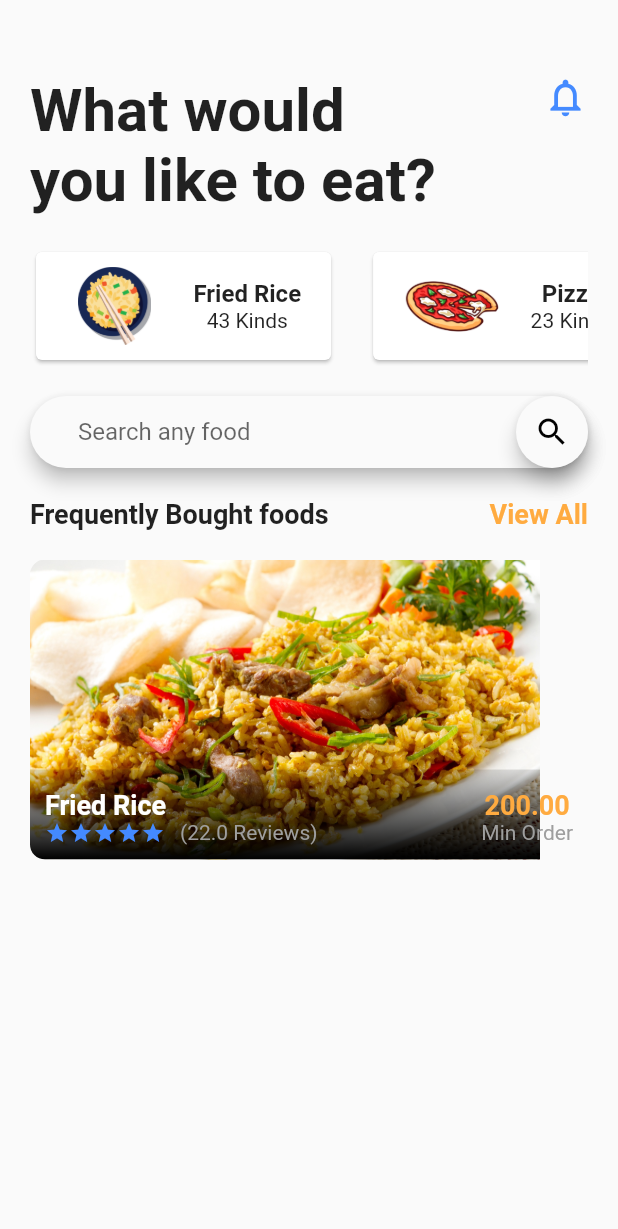
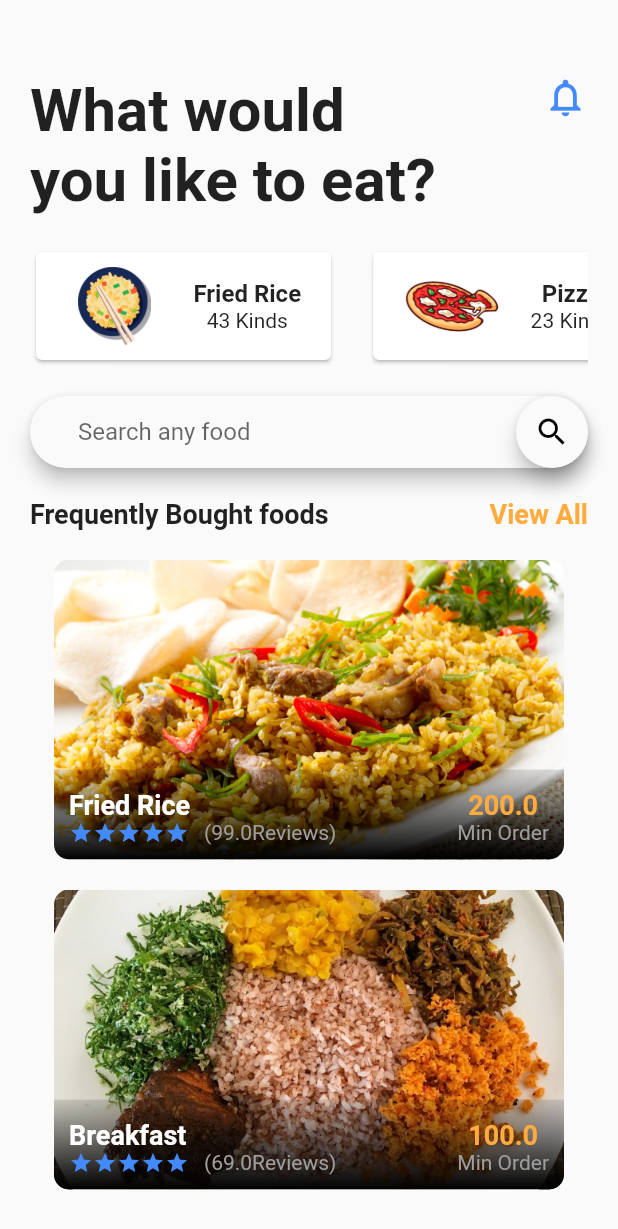
Before and after one commit to CDinuwan/Food-De-very-App, a Flutter app: the screen it shows after launch, on a phone screen of 412 x 824 dp. Shown: the top 1229 px of the screen. Run offline on Flutter 3.47's test engine with Material 2 defaults, Android fonts, the phone set to English and light mode, and no system bars.

Commit message:
Updated Food List

```diff
--- /dev/null
+++ b/lib/src/data/food_data.dart
@@ -0,0 +1,34 @@
+
+class Food
+{
+  final String id;
+  final String name;
+  final String imagePath;
+  final String category;
+  final double price;
+  final double discount;
+  final double ratings;
+
+  Food({this.id,this.name,this.imagePath,this.category,this.price,this.discount,this.ratings});
+}
+
+final foods=[
+  Food(
+    id:"1",
+    name: "Fried Rice",
+    imagePath: "asserts/friedricem.jpg",
+    category: "1",
+    price: 200.00,
+    discount: 25.0,
+    ratings: 99.0,
+  ),
+  Food(
+    id:"2",
+    name: "Breakfast",
+    imagePath: "asserts/riceandcurry.jpg",
+    category: "2",
+    price: 100.00,
+    discount: 25.0,
+    ratings: 69.0,
+  ),
+];
--- a/lib/src/homescreen.dart
+++ b/lib/src/homescreen.dart
@@ -4,6 +4,9 @@ import 'widgets/home_top_info.dart';
 import 'widgets/food_card.dart';
 import 'widgets/search_field.dart';
 import 'widgets/bought_foods.dart';
+
+//Data
+import 'data/food_data.dart';
 
 class HomeScreen extends StatefulWidget{
   @override
@@ -12,7 +15,7 @@ class HomeScreen extends StatefulWidget{
 
 class _HomeScreenState extends State<HomeScreen>
 {
-
+List<Food> _foods=foods;
 
 @override
 Widget build(BuildContext context)
@@ -48,12 +51,26 @@ Widget build(BuildContext context)
           ],
         ),
         SizedBox(height: 20.0,),
-        Container(
-            child: BoughtFoods(),
+        Column(
+          children: _foods.map(_buildFoodItems).toList(),
         ),
-        ],
+      ],
     ),
   );
-
+}
+Widget _buildFoodItems(Food food)
+{
+  return Container(
+    margin: EdgeInsets.only(bottom:20.0),
+    child:BoughtFoods(
+      id:food.id,
+      name: food.name,
+      imagePath: food.imagePath,
+      category: food.category,
+      discount: food.discount,
+      price: food.price,
+      ratings: food.ratings,
+    ),
+  );
 }
 }
--- a/lib/src/widgets/bought_foods.dart
+++ b/lib/src/widgets/bought_foods.dart
@@ -1,6 +1,17 @@
 import 'package:flutter/material.dart';
 
-class BoughtFoods extends StatefulWidget {
+class BoughtFoods extends StatefulWidget
+{
+  final String id;
+  final String name;
+  final String imagePath;
+  final String category;
+  final double price;
+  final double discount;
+  final double ratings;
+
+  BoughtFoods({this.id,this.name,this.imagePath,this.category,this.price,this.discount,this.ratings});
+
   @override
   _BoughtFoodsState createState() => _BoughtFoodsState();
 }
@@ -15,7 +26,7 @@ class _BoughtFoodsState extends State<BoughtFoods> {
           Container(
             height: 200.0,
             width: 340.0,
-            child: Image.asset("asserts/friedricem.jpg",fit: BoxFit.cover,),
+            child: Image.asset(widget.imagePath,fit: BoxFit.cover,),
           ),
           Positioned(
             left: 0.0,
@@ -46,7 +57,7 @@ class _BoughtFoodsState extends State<BoughtFoods> {
                   crossAxisAlignment: CrossAxisAlignment.start,
                   children: <Widget>[
                     Text(
-                      "Fried Rice",
+                      widget.name,
                       style:TextStyle(color: Colors.white,
                       fontSize:18.0,
                       fontWeight:FontWeight.bold,
@@ -61,14 +72,14 @@ class _BoughtFoodsState extends State<BoughtFoods> {
                         Icon(Icons.star,color:Theme.of(context).primaryColor,size: 16.0,),
                         Icon(Icons.star,color:Theme.of(context).primaryColor,size: 16.0,),
                         SizedBox(width:10.0),
-                        Text("(22.0 Reviews)",style:TextStyle(color: Colors.grey))
+                        Text("("+widget.ratings.toString()+"Reviews)",style:TextStyle(color: Colors.grey))
                       ]
                     )
                   ],
                 ),
                 Column(
                   children: <Widget>[
-                    Text("200.00",style: TextStyle(
+                    Text(widget.price.toString(),style: TextStyle(
                       color:Colors.orangeAccent,
                       fontWeight:FontWeight.bold,
                       fontSize: 18.0
--- a/pubspec.yaml
+++ b/pubspec.yaml
@@ -51,6 +51,7 @@ flutter:
    - asserts/pizza.png
    - asserts/coffee.png
    - asserts/friedricem.jpg
+   - asserts/riceandcurry.jpg
 
   # An image asset can refer to one or more resolution-specific "variants", see
   # https://flutter.dev/assets-and-images/#resolution-aware.
```
Also changed, not shown: asserts/riceandcurry.jpg (added).
